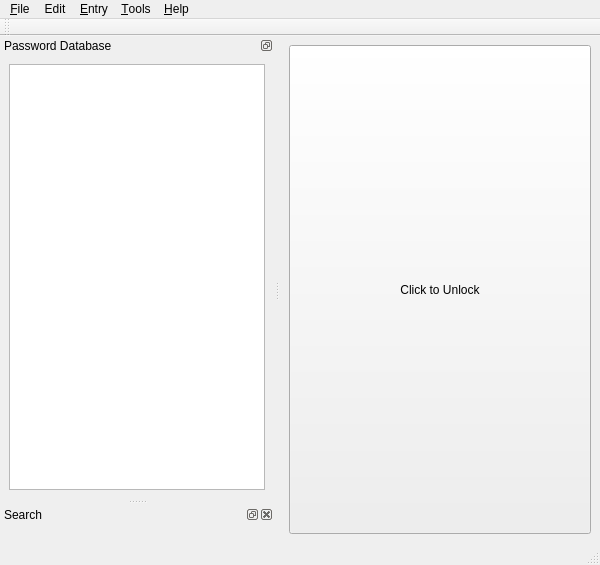
Above: src/apps/gryptonite/mainwindow.ui from karagog/Gryptonite before the change. Below: the same form after it.
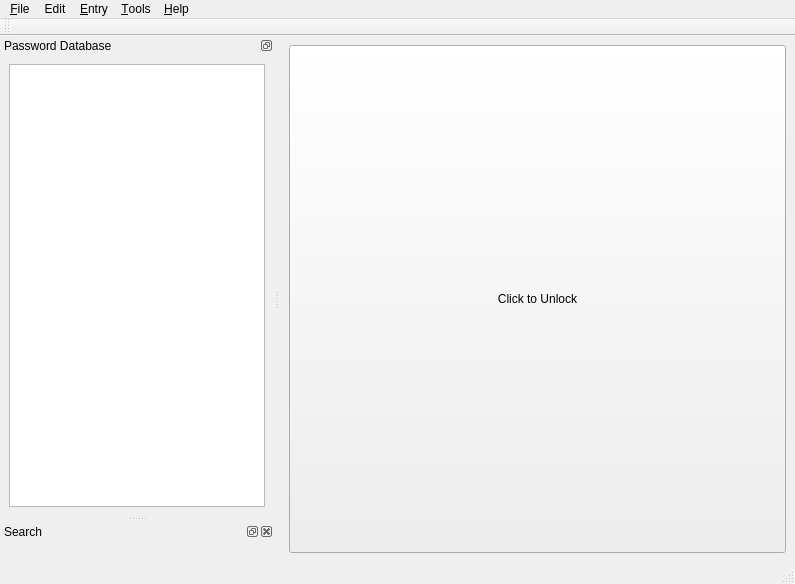
That is the form after the change. Icons and pictures are not drawn. Custom widgets are drawn as their Qt base class.

```diff
--- a/src/apps/gryptonite/mainwindow.ui
+++ b/src/apps/gryptonite/mainwindow.ui
@@ -6,8 +6,8 @@
    <rect>
     <x>0</x>
     <y>0</y>
-    <width>600</width>
-    <height>565</height>
+    <width>795</width>
+    <height>584</height>
    </rect>
   </property>
   <property name="windowIcon">
@@ -95,7 +95,7 @@
     <rect>
      <x>0</x>
      <y>0</y>
-     <width>600</width>
+     <width>795</width>
      <height>25</height>
     </rect>
    </property>
```
Left out of the diff: 15 changed lines with no effect on the pictures.
